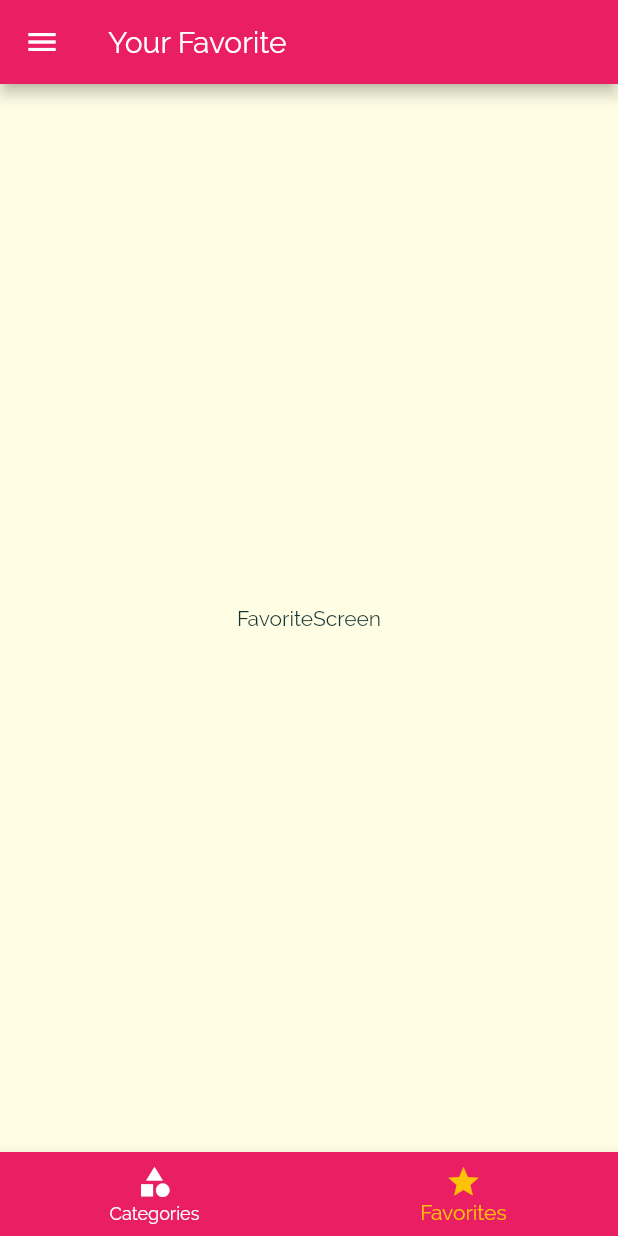
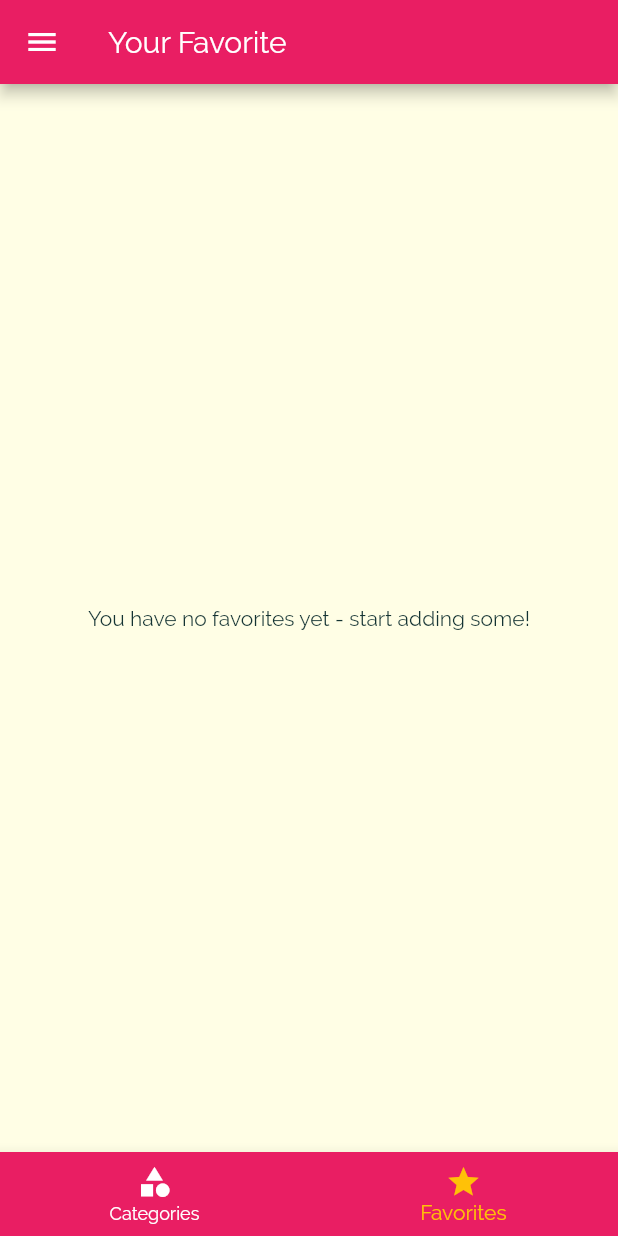
Before and after one commit to muhidayat03/meals-app-flutter, a Flutter app: the screen it shows after launch, item 2 of the bottom bar chosen, on a phone screen of 412 x 824 dp. Run offline on Flutter 3.47's test engine with Material 2 defaults, Android fonts, the phone set to English and light mode, and no system bars.

Commit message:
finishing favorite screen

```diff
--- a/lib/main.dart
+++ b/lib/main.dart
@@ -95,10 +95,11 @@ class _MyAppState extends State<MyApp> {
       ),
       initialRoute: '/',
       routes: {
-        '/': (ctx) => TabsScreen(),
+        '/': (ctx) => TabsScreen(_favoriteMeals),
         CategoryMealsScreen.routeName: (ctx) =>
             CategoryMealsScreen(_availableMeals),
-        MealDetailScreen.routeName: (ctx) => MealDetailScreen(),
+        MealDetailScreen.routeName: (ctx) =>
+            MealDetailScreen(_toggleFavorite, _isMealFavorite),
         FiltersScreen.routeName: (ctx) => FiltersScreen(_filters, _setFilters),
       },
     );
--- a/lib/screens/favorites_screen.dart
+++ b/lib/screens/favorites_screen.dart
@@ -1,10 +1,33 @@
 import 'package:flutter/material.dart';
 
+import '../models/meal.dart';
+import '../widgets/meal_item.dart';
+
 class FavoritesScreen extends StatelessWidget {
+  final List<Meal> favoriteMeals;
+
+  FavoritesScreen(this.favoriteMeals);
+
   @override
   Widget build(BuildContext context) {
-    return Center(
-      child: Text('FavoriteScreen'),
-    );
+    if (favoriteMeals.isEmpty) {
+      return Center(
+        child: Text('You have no favorites yet - start adding some!'),
+      );
+    } else {
+      return ListView.builder(
+        itemBuilder: (ctx, index) {
+          return MealItem(
+            id: favoriteMeals[index].id,
+            title: favoriteMeals[index].title,
+            imageUrl: favoriteMeals[index].imageUrl,
+            duration: favoriteMeals[index].duration,
+            affordability: favoriteMeals[index].affordability,
+            complexity: favoriteMeals[index].complexity,
+          );
+        },
+        itemCount: favoriteMeals.length,
+      );
+    }
   }
 }
--- a/lib/screens/tab_screen.dart
+++ b/lib/screens/tab_screen.dart
@@ -2,25 +2,34 @@ import 'package:flutter/material.dart';
 import 'package:meals_app/screens/categories_screen.dart';
 import 'package:meals_app/screens/favorites_screen.dart';
 import 'package:meals_app/widgets/main_drawer.dart';
+import '../models/meal.dart';
 
 class TabsScreen extends StatefulWidget {
+  final List<Meal> favoriteMeals;
+
+  TabsScreen(this.favoriteMeals);
+
   @override
   _TabsScreenState createState() => _TabsScreenState();
 }
 
 class _TabsScreenState extends State<TabsScreen> {
-  final List<Map<String, Object>> _pages = [
+  List<Map<String, Object>> _pages;
+  int _selectedPageIndex = 0;
+
+  void initState() {
+    _pages = [
       {
         'page': CategoriesScreen(),
         'title': 'Categories',
       },
       {
-      'page': FavoritesScreen(),
+        'page': FavoritesScreen(widget.favoriteMeals),
         'title': 'Your Favorite',
       },
     ];
-
-  int _selectedPageIndex = 0;
+    super.initState();
+  }
 
   void _selectPage(int index) {
     setState(() {
```
Also changed, not shown: lib/screens/meal_detail_screen.dart (+9 -0 lines). Lines whose indentation alone changed are shown as unchanged.
